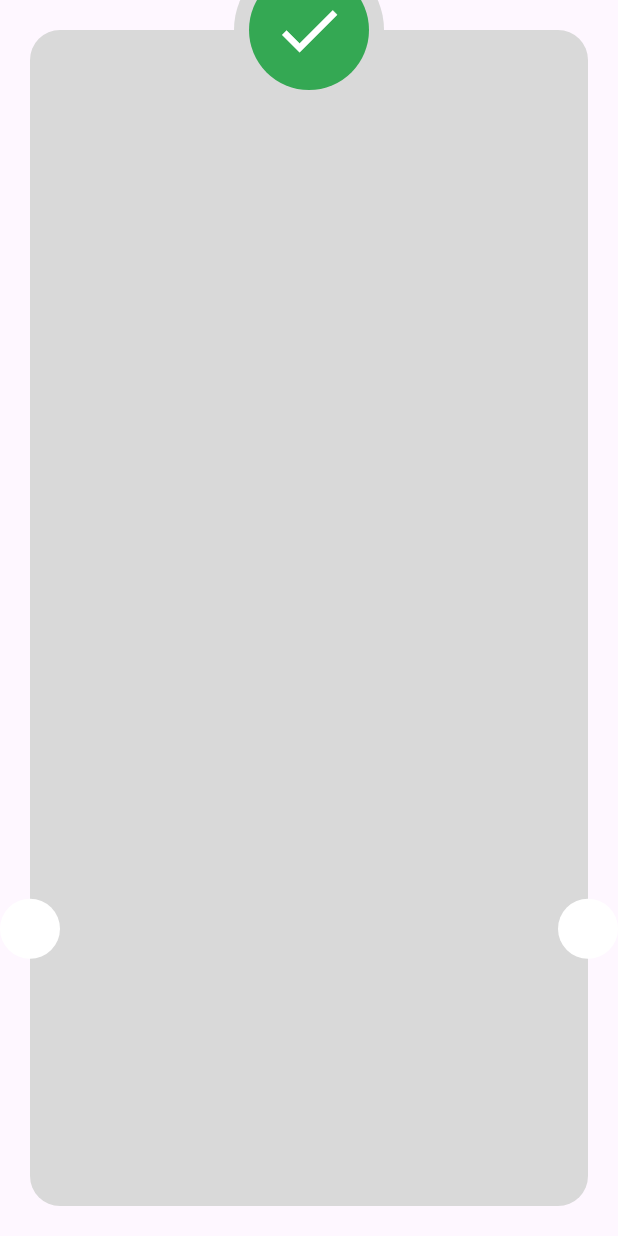
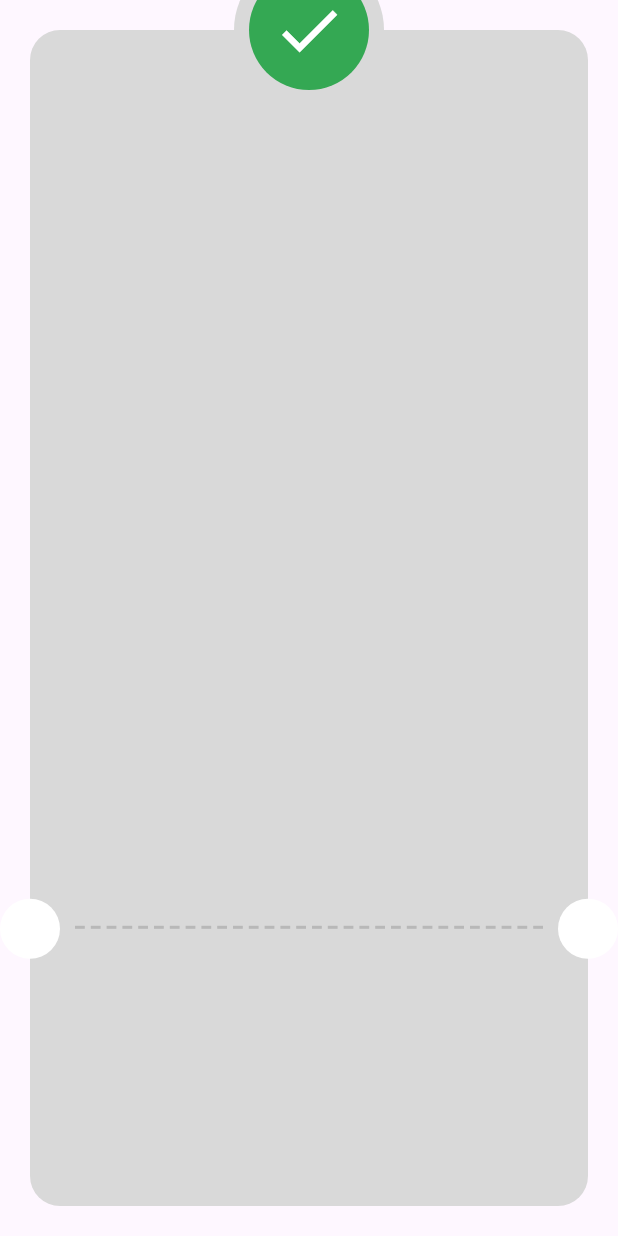
Before and after one commit to zelshenhab/flutter_checkout_payment, a Flutter app: the ThankYouView screen opened directly, on a phone screen of 412 x 824 dp. Run offline on Flutter 3.47's test engine with Material 3 defaults, Android fonts, the phone set to English and light mode, and no system bars; our stand-ins replace flutter_credit_card, flutter_svg.

Commit message:
create dashed line

```diff
--- a/lib/features/checkout/presentation/views/widgets/thank_you_view_body.dart
+++ b/lib/features/checkout/presentation/views/widgets/thank_you_view_body.dart
@@ -16,6 +16,25 @@ class ThankYouViewBody extends StatelessWidget {
                 borderRadius: BorderRadius.circular(20),
               ),
               color: const Color(0xFFD9D9D9),
+            ),
+          ),
+          Positioned(
+            bottom: MediaQuery.sizeOf(context).height * .2 + 20,
+            left: 20 + 8,
+            right: 20 + 8,
+            child: Row(
+              children: List.generate(
+                30,
+                (index) => Expanded(
+                  child: Padding(
+                    padding: const EdgeInsets.symmetric(horizontal: 2),
+                    child: Container(
+                      color: const Color(0xFFB8B8B8),
+                      height: 2,
+                    ),
+                  ),
+                ),
+              ),
             ),
           ),
           Positioned(
```
